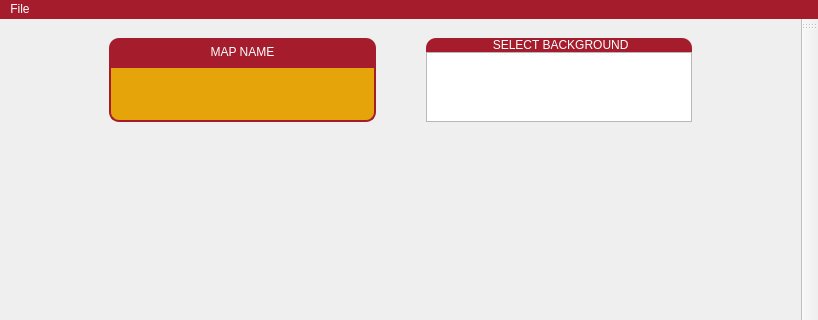
First picture: the form in editor/viewcontroller.ui, repository valentinbersi/DuckGame-Recreation, before the edit; both pictures show x 0 to 818 and y 0 to 320 of the 818 by 600 pixel window.
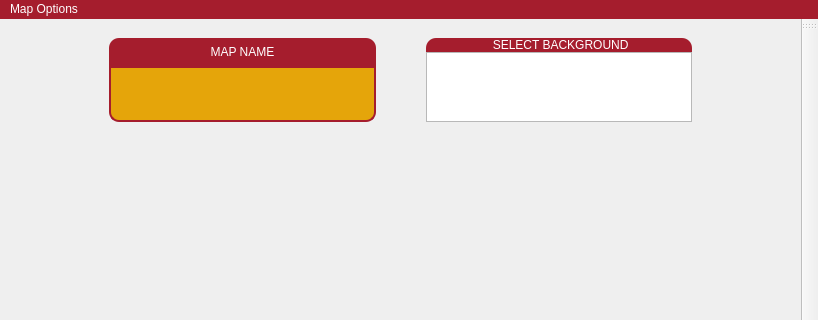
Second picture: the form after the edit.

Diff of the .ui file:
```diff
--- a/editor/viewcontroller.ui
+++ b/editor/viewcontroller.ui
@@ -226,7 +226,7 @@
    </property>
    <widget class="QMenu" name="menuFile">
     <property name="title">
-     <string>File</string>
+     <string>Map Options</string>
     </property>
     <addaction name="actionNewMap"/>
     <addaction name="actionSaveMap"/>
```
Left out of the diff: 1 changed line with no effect on the pictures.
